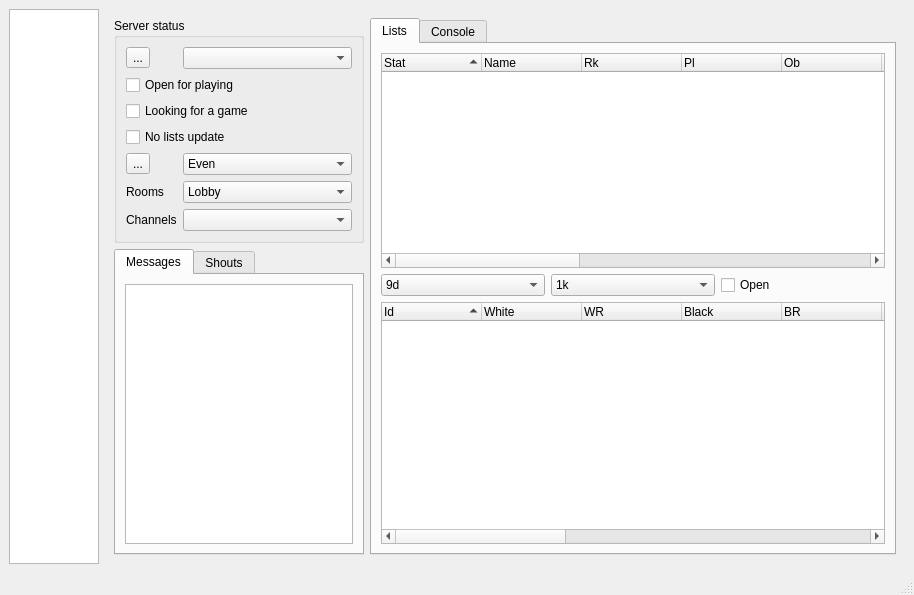
Before: the Qt Designer form src/mainwindow.ui in iamsyt/qgo, drawn with Qt 5.
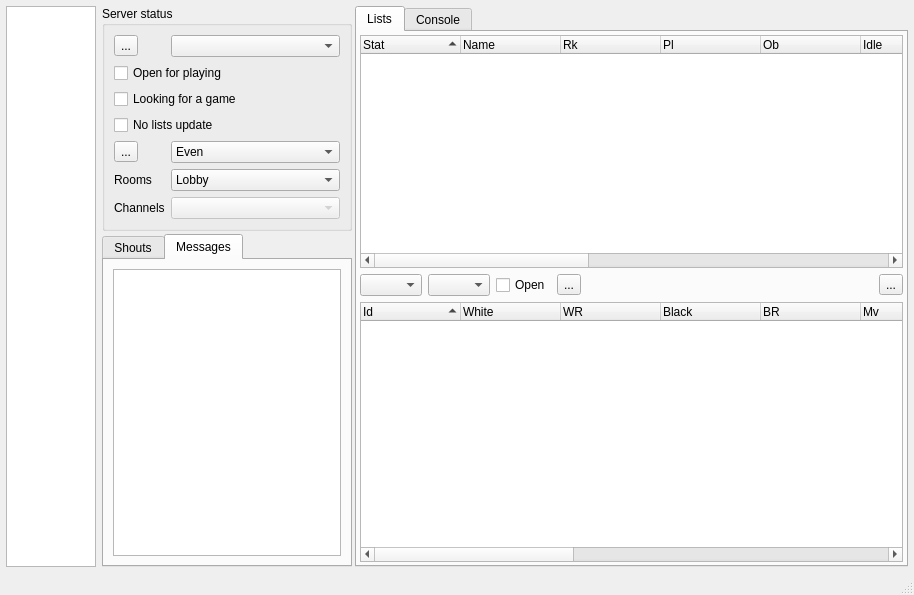
After: the same form once the commit is applied. The open tabs and pages were chosen to show the change. Icons and pictures are not drawn.

Patch:
```diff
--- a/src/mainwindow.ui
+++ b/src/mainwindow.ui
@@ -26,7 +26,7 @@
   <widget class="QWidget" name="centralwidget" >
    <layout class="QHBoxLayout" >
     <property name="margin" >
-     <number>9</number>
+     <number>6</number>
     </property>
     <property name="spacing" >
      <number>6</number>
@@ -144,10 +144,10 @@
       <widget class="QWidget" name="Server" >
        <layout class="QGridLayout" >
         <property name="margin" >
-         <number>9</number>
+         <number>0</number>
         </property>
         <property name="spacing" >
-         <number>6</number>
+         <number>3</number>
         </property>
         <item rowspan="2" row="0" column="1" >
          <widget class="QTabWidget" name="tabWidget" >
@@ -168,7 +168,7 @@
            </attribute>
            <layout class="QGridLayout" >
             <property name="margin" >
-             <number>9</number>
+             <number>3</number>
             </property>
             <property name="spacing" >
              <number>6</number>
@@ -279,7 +279,17 @@
                    <number>6</number>
                   </property>
                   <item>
-                   <widget class="QComboBox" name="comboBox_2" >
+                   <widget class="QComboBox" name="whoBox1" >
+                    <item>
+                     <property name="text" >
+                      <string/>
+                     </property>
+                    </item>
+                    <item>
+                     <property name="text" >
+                      <string>9p-1p</string>
+                     </property>
+                    </item>
                     <item>
                      <property name="text" >
                       <string>9d</string>
@@ -288,7 +298,62 @@
                    </widget>
                   </item>
                   <item>
-                   <widget class="QComboBox" name="comboBox_3" >
+                   <widget class="QComboBox" name="whoBox2" >
+                    <item>
+                     <property name="text" >
+                      <string/>
+                     </property>
+                    </item>
+                    <item>
+                     <property name="text" >
+                      <string>9p-1p</string>
+                     </property>
+                    </item>
+                    <item>
+                     <property name="text" >
+                      <string>9d</string>
+                     </property>
+                    </item>
+                    <item>
+                     <property name="text" >
+                      <string>8d</string>
+                     </property>
+                    </item>
+                    <item>
+                     <property name="text" >
+                      <string>7d</string>
+                     </property>
+                    </item>
+                    <item>
+                     <property name="text" >
+                      <string>6d</string>
+                     </property>
+                    </item>
+                    <item>
+                     <property name="text" >
+                      <string>5d</string>
+                     </property>
+                    </item>
+                    <item>
+                     <property name="text" >
+                      <string>4d</string>
+                     </property>
+                    </item>
+                    <item>
+                     <property name="text" >
+                      <string>3d</string>
+                     </property>
+                    </item>
+                    <item>
+                     <property name="text" >
+                      <string>2d</string>
+                     </property>
+                    </item>
+                    <item>
+                     <property name="text" >
+                      <string>1d</string>
+                     </property>
+                    </item>
                     <item>
                      <property name="text" >
                       <string>1k</string>
@@ -303,6 +368,39 @@
                     </property>
                    </widget>
                   </item>
+                  <item>
+                   <widget class="QToolButton" name="pbRefreshPlayers" >
+                    <property name="text" >
+                     <string>...</string>
+                    </property>
+                    <property name="icon" >
+                     <iconset resource="application.qrc" >:/ressources/pics/refresh_players.png</iconset>
+                    </property>
+                   </widget>
+                  </item>
+                  <item>
+                   <spacer>
+                    <property name="orientation" >
+                     <enum>Qt::Horizontal</enum>
+                    </property>
+                    <property name="sizeHint" >
+                     <size>
+                      <width>40</width>
+                      <height>20</height>
+                     </size>
+                    </property>
+                   </spacer>
+                  </item>
+                  <item>
+                   <widget class="QToolButton" name="pbRefreshGames" >
+                    <property name="text" >
+                     <string>...</string>
+                    </property>
+                    <property name="icon" >
+                     <iconset resource="application.qrc" >:/ressources/pics/refresh_games.png</iconset>
+                    </property>
+                   </widget>
+                  </item>
                  </layout>
                 </item>
                </layout>
@@ -480,6 +578,9 @@
            </property>
            <item row="6" column="1" >
             <widget class="QComboBox" name="comboBox_5" >
+             <property name="enabled" >
+              <bool>false</bool>
+             </property>
              <item>
               <property name="text" >
                <string/>
@@ -640,22 +741,6 @@
           <property name="currentIndex" >
            <number>0</number>
           </property>
-          <widget class="QWidget" name="tab_5" >
-           <attribute name="title" >
-            <string>Messages</string>
-           </attribute>
-           <layout class="QGridLayout" >
-            <property name="margin" >
-             <number>9</number>
-            </property>
-            <property name="spacing" >
-             <number>6</number>
-            </property>
-            <item row="0" column="0" >
-             <widget class="QTextEdit" name="textEdit" />
-            </item>
-           </layout>
-          </widget>
           <widget class="QWidget" name="tab_6" >
            <attribute name="title" >
             <string>Shouts</string>
@@ -672,6 +757,22 @@
             </item>
            </layout>
           </widget>
+          <widget class="QWidget" name="tab_5" >
+           <attribute name="title" >
+            <string>Messages</string>
+           </attribute>
+           <layout class="QGridLayout" >
+            <property name="margin" >
+             <number>9</number>
+            </property>
+            <property name="spacing" >
+             <number>6</number>
+            </property>
+            <item row="0" column="0" >
+             <widget class="QTextEdit" name="textEdit" />
+            </item>
+           </layout>
+          </widget>
          </widget>
         </item>
        </layout>
```
Left out of the diff: 195 changed lines with no effect on the pictures.
